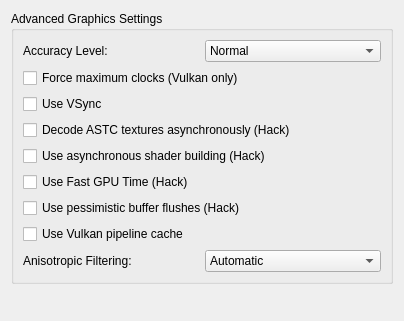
Qt form src/yuzu/configuration/configure_graphics_advanced.ui (rorrim-rorrim/eden-alt) before a commit.
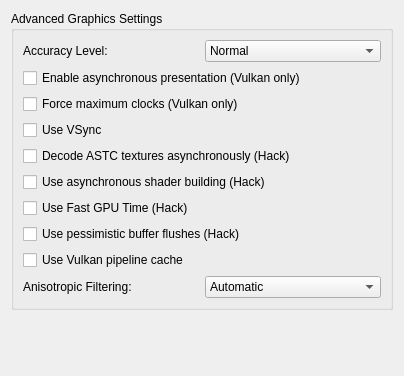
The same form after that commit.

Commit message: vk_present_manager: Add toggle for async presentation

```diff
--- a/src/yuzu/configuration/configure_graphics_advanced.ui
+++ b/src/yuzu/configuration/configure_graphics_advanced.ui
@@ -7,7 +7,7 @@
     <x>0</x>
     <y>0</y>
     <width>404</width>
-    <height>321</height>
+    <height>376</height>
    </rect>
   </property>
   <property name="windowTitle">
@@ -69,6 +69,13 @@
           </layout>
          </widget>
         </item>
+        <item>
+         <widget class="QCheckBox" name="async_present">
+          <property name="text">
+           <string>Enable asynchronous presentation (Vulkan only)</string>
+          </property>
+         </widget>
+        </item>
         <item>
          <widget class="QCheckBox" name="renderer_force_max_clock">
           <property name="toolTip">
```
Lines whose indentation alone changed are shown as unchanged. The commit also changes 9 other files.
